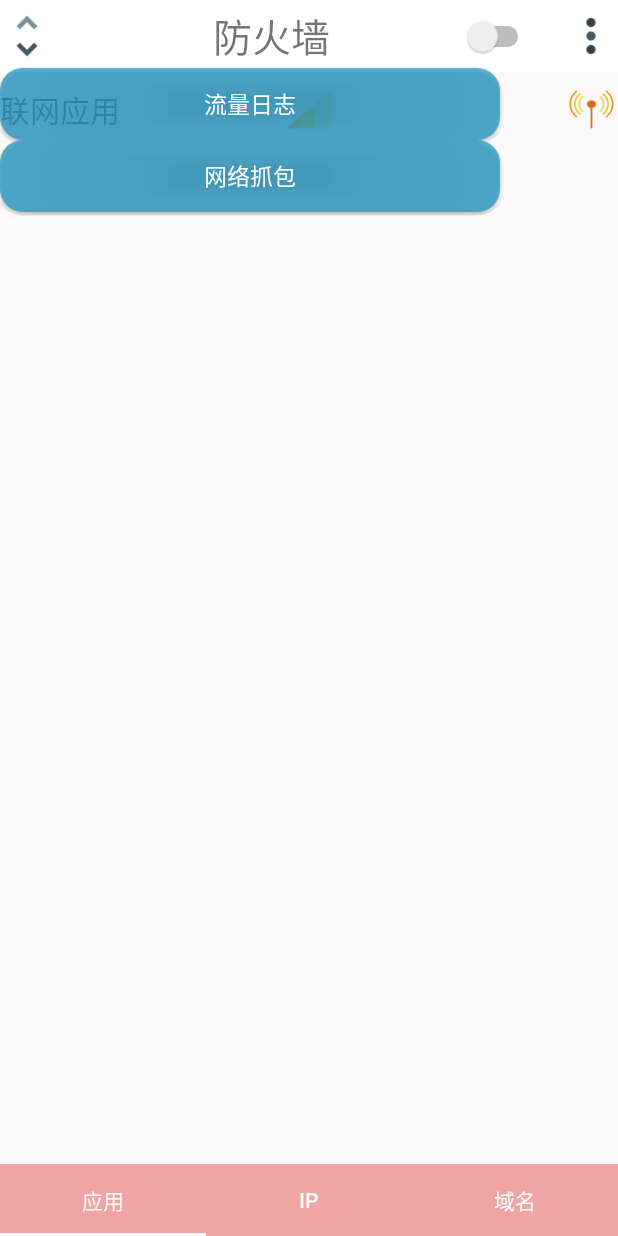
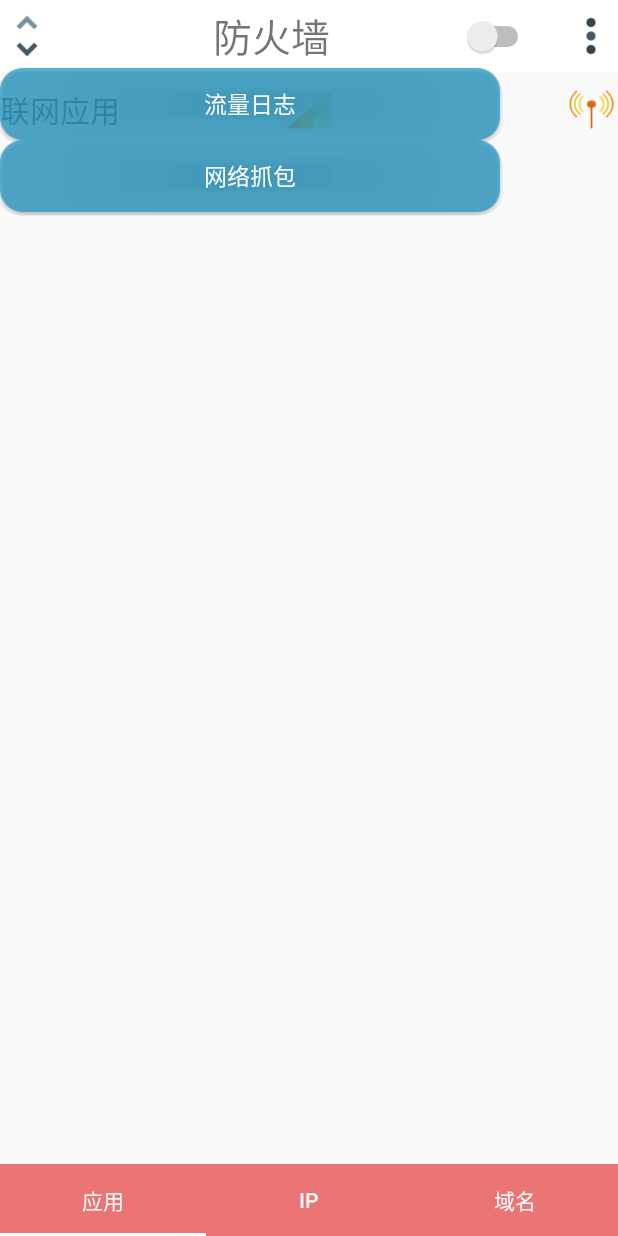
Before and after one commit to pencil-box/NetKnight, an Android app: the screen it shows after launch (MainTabbed), after a tap on an icon or button, on a phone screen of 412 x 824 dp. Run offline under Robolectric (Android 15) with nearby library versions, the phone set to English and light mode, and no system bars; libraries missing offline, so code that uses them is left out: com.orhanobut.logger, org.litepal, org.litepal.crud; 10 statements that could not run were skipped.

Commit message:
修改颜色

```diff
--- a/app/src/main/res/layout/activity_main_tabbed.xml
+++ b/app/src/main/res/layout/activity_main_tabbed.xml
@@ -42,7 +42,7 @@
         android:layout_width="match_parent"
         android:layout_height="wrap_content"
         android:layout_alignParentBottom="true"
-        android:background="#5ee11212"
+        android:background="#92e11212"
         app:tabIndicatorColor="#FFFFFF"
         app:tabSelectedTextColor="#ffffff"
         app:tabTextColor="#FFFFFF" />
--- a/app/src/main/res/layout/diary_tabbed.xml
+++ b/app/src/main/res/layout/diary_tabbed.xml
@@ -14,7 +14,7 @@
         android:layout_width="match_parent"
         android:layout_height="wrap_content"
         android:layout_alignParentBottom="true"
-        android:background="#5ee11212"
+        android:background="#92e11212"
         app:tabIndicatorColor="#FFFFFF"
         app:tabSelectedTextColor="#ffffff"
         app:tabTextColor="#FFFFFF" />
```
